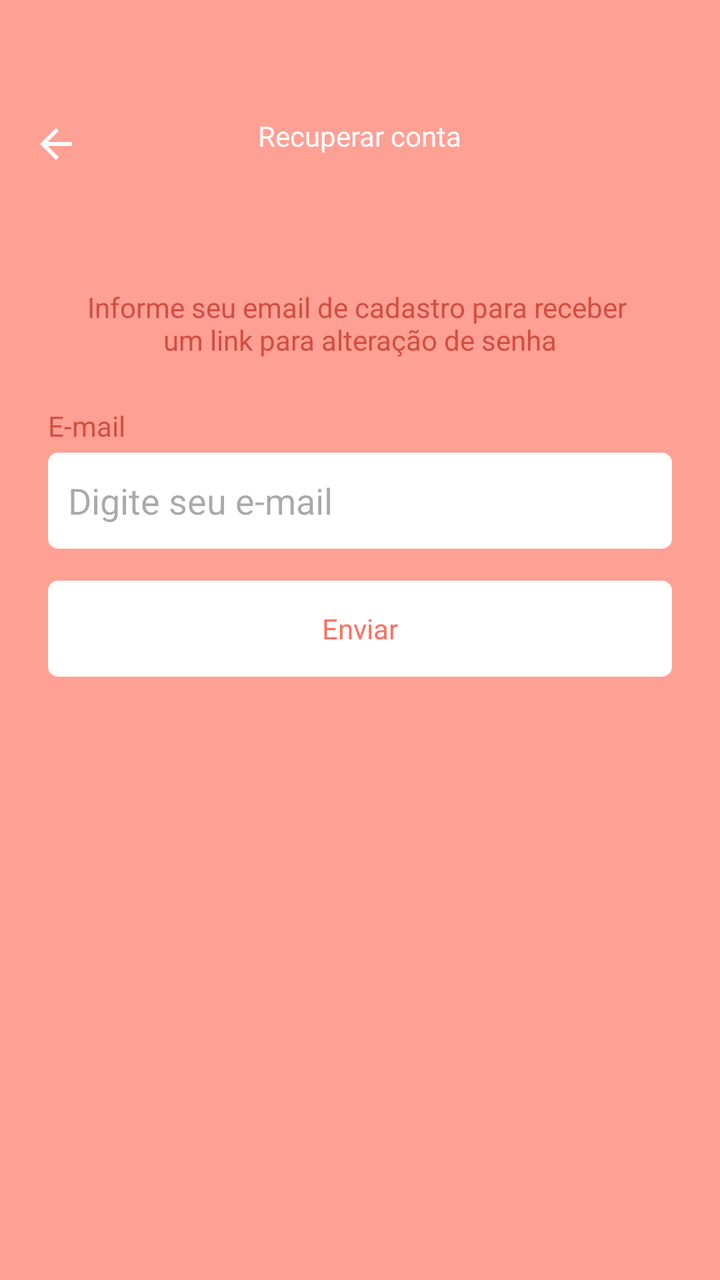
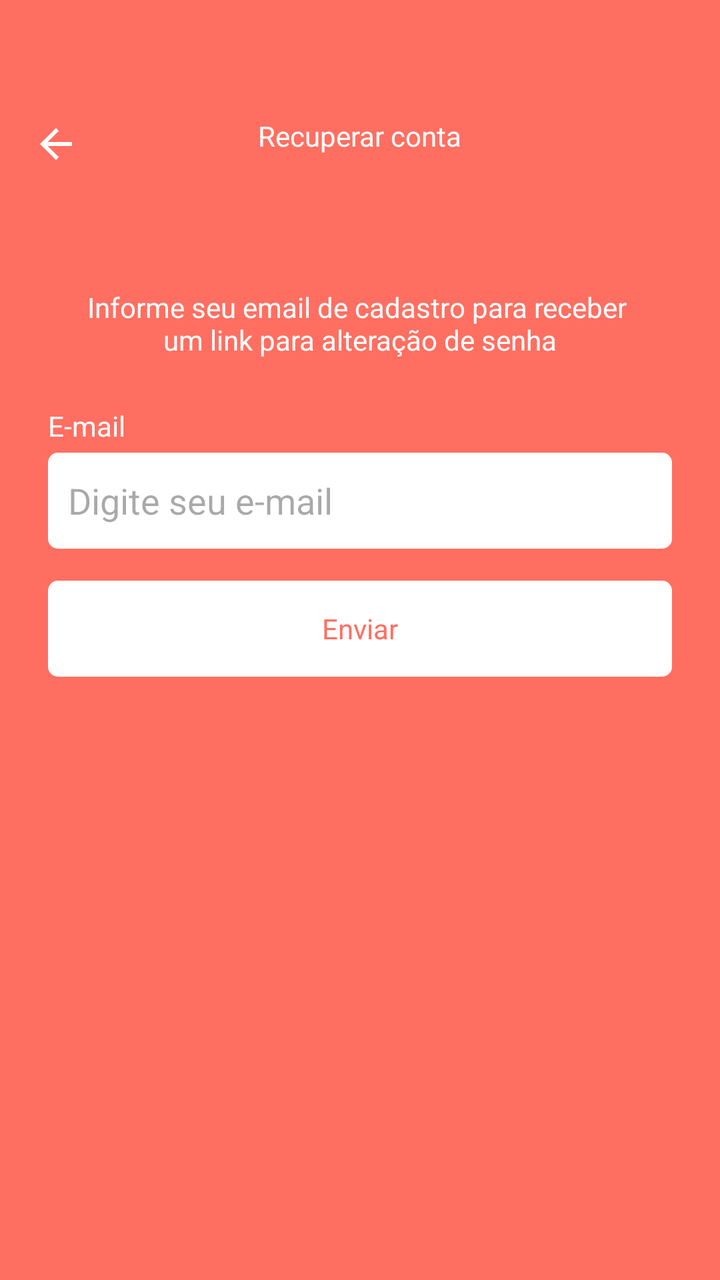

Screens rendered from an Android XML layout before and after an edit, with the pre-edit source and the edit as a unified diff.
<!-- AndroidManifest.xml: application theme Theme.Task4 -->
<!-- res/layout/fragment_recover_account.xml -->
<?xml version="1.0" encoding="utf-8"?>
<ScrollView xmlns:android="http://schemas.android.com/apk/res/android"
    xmlns:tools="http://schemas.android.com/tools"
    xmlns:app="http://schemas.android.com/apk/res-auto"
    android:layout_width="match_parent"
    android:layout_height="match_parent"
    android:fillViewport="true"
    android:background="@color/colorAccent"
    tools:context=".ui.auth.RecoverAccountFragment">

    <LinearLayout
        android:id="@+id/linearLayout1"
        android:layout_width="match_parent"
        android:layout_height="wrap_content"
        android:orientation="vertical">


        <com.google.android.material.appbar.MaterialToolbar
            android:id="@+id/toolbar"
            android:layout_width="match_parent"
            android:layout_height="wrap_content"
            app:navigationIcon="@drawable/ic_back"
            android:paddingTop="40dp">

            <TextView
                android:layout_width="wrap_content"
                android:layout_height="wrap_content"
                android:text="Recuperar conta"
                android:textColor="@color/white"
                android:layout_gravity="center_horizontal"
                />
        </com.google.android.material.appbar.MaterialToolbar>

        <LinearLayout
            android:id="@+id/linearLayout2"
            android:layout_width="match_parent"
            android:layout_height="wrap_content"
            android:orientation="vertical"
            android:padding="24dp">

            <TextView
                android:layout_width="match_parent"
                android:layout_height="wrap_content"
                android:id="@+id/textviewMessagem"
                android:text="Informe seu email de cadastro para receber \num link para alteração de senha"
                android:textColor="@color/colorPrimaryVariant"
                android:textAlignment="center"
                android:layout_marginTop="24dp"/>

            <TextView
                android:layout_width="wrap_content"
                android:layout_height="wrap_content"
                android:text="E-mail"
                android:textColor="@color/colorPrimaryVariant"
                android:layout_marginTop="24dp"/>

            <EditText
                android:id="@+id/edittextEmail"
                android:layout_width="match_parent"
                android:layout_height="48dp"
                android:hint="Digite seu e-mail"
                android:inputType="textEmailAddress"
                android:padding="10dp"
                android:layout_marginTop="4dp"
                android:background="@drawable/bg_edit_text"/>

            <com.google.android.material.button.MaterialButton
                android:id="@+id/btnSend"
                style="@style/ButtonTheme"
                android:layout_width="match_parent"
                android:layout_height="wrap_content"
                android:text="Enviar"
                android:layout_marginTop="16dp"/>

            <ProgressBar
                android:layout_width="wrap_content"
                android:layout_height="wrap_content"
                android:id="@+id/progressBar"
                android:indeterminateTint="@color/colorPrimary"
                android:layout_gravity="center"
                android:layout_marginTop="8dp"/>
        </LinearLayout>

    </LinearLayout>
</ScrollView>
<!-- resources referenced by this layout -->
<resources>
  <color name="colorAccent">#FFA094</color>
  <color name="colorPrimary">#FF6F61</color>
  <color name="colorPrimaryVariant">#D34E41</color>
  <color name="white">#FFFFFF</color>
  <!-- drawable bg_edit_text (drawable) -->
  <?xml version="1.0" encoding="utf-8"?>
  <shape xmlns:android="http://schemas.android.com/apk/res/android"
      android:shape="rectangle">
  
      <solid android:color="@color/white"/>
      <corners android:radius="5dp"/>
  </shape>
  <!-- drawable ic_back (drawable) -->
  <vector xmlns:android="http://schemas.android.com/apk/res/android" android:autoMirrored="true" android:height="24dp" android:tint="#FFFFFF" android:viewportHeight="24" android:viewportWidth="24" android:width="24dp">
        
      <path android:fillColor="@android:color/white" android:pathData="M20,11H7.83l5.59,-5.59L12,4l-8,8 8,8 1.41,-1.41L7.83,13H20v-2z"/>
      
  </vector>
  <style name="ButtonTheme" parent="Theme.MaterialComponents.DayNight.NoActionBar">
          <item name="android:background">@drawable/bg_btn</item>
          <item name="android:textAllCaps">false</item>
          <item name="android:textColor">@color/color_default</item>
          <item name="backgroundTint">@null</item>
      </style>
  <style name="Theme.Task4" parent="Base.Theme.Task4" />
  <!-- drawable bg_btn (drawable) -->
  <?xml version="1.0" encoding="utf-8"?>
  <shape xmlns:android="http://schemas.android.com/apk/res/android"
      android:shape="rectangle">
  
      <solid android:color="@color/white"/>
      <corners android:radius="5dp"/>
  </shape>
  <color name="color_default">#FF6F61</color>
  <style name="Base.Theme.Task4" parent="Theme.Material3.DayNight.NoActionBar">
          <item name="colorPrimary">@color/colorPrimary</item>
          <item name="colorPrimaryVariant">@color/colorPrimaryVariant</item>
          <item name="android:windowBackground">@color/color_default</item>
          <item name="colorAccent">@color/colorAccent</item>
      </style>
</resources>

<!-- the commit's change to res/layout/fragment_recover_account.xml (unified diff, before → after) -->
@@ -5,7 +5,6 @@
     android:layout_width="match_parent"
     android:layout_height="match_parent"
     android:fillViewport="true"
-    android:background="@color/colorAccent"
     tools:context=".ui.auth.RecoverAccountFragment">
 
     <LinearLayout
@@ -43,7 +42,7 @@
                 android:layout_height="wrap_content"
                 android:id="@+id/textviewMessagem"
                 android:text="Informe seu email de cadastro para receber \num link para alteração de senha"
-                android:textColor="@color/colorPrimaryVariant"
+                android:textColor="@color/white"
                 android:textAlignment="center"
                 android:layout_marginTop="24dp"/>
 
@@ -51,7 +50,7 @@
                 android:layout_width="wrap_content"
                 android:layout_height="wrap_content"
                 android:text="E-mail"
-                android:textColor="@color/colorPrimaryVariant"
+                android:textColor="@color/white"
                 android:layout_marginTop="24dp"/>
 
             <EditText
@@ -76,7 +75,7 @@
                 android:layout_width="wrap_content"
                 android:layout_height="wrap_content"
                 android:id="@+id/progressBar"
-                android:indeterminateTint="@color/colorPrimary"
+                android:indeterminateTint="@color/white"
                 android:layout_gravity="center"
                 android:layout_marginTop="8dp"/>
         </LinearLayout>
